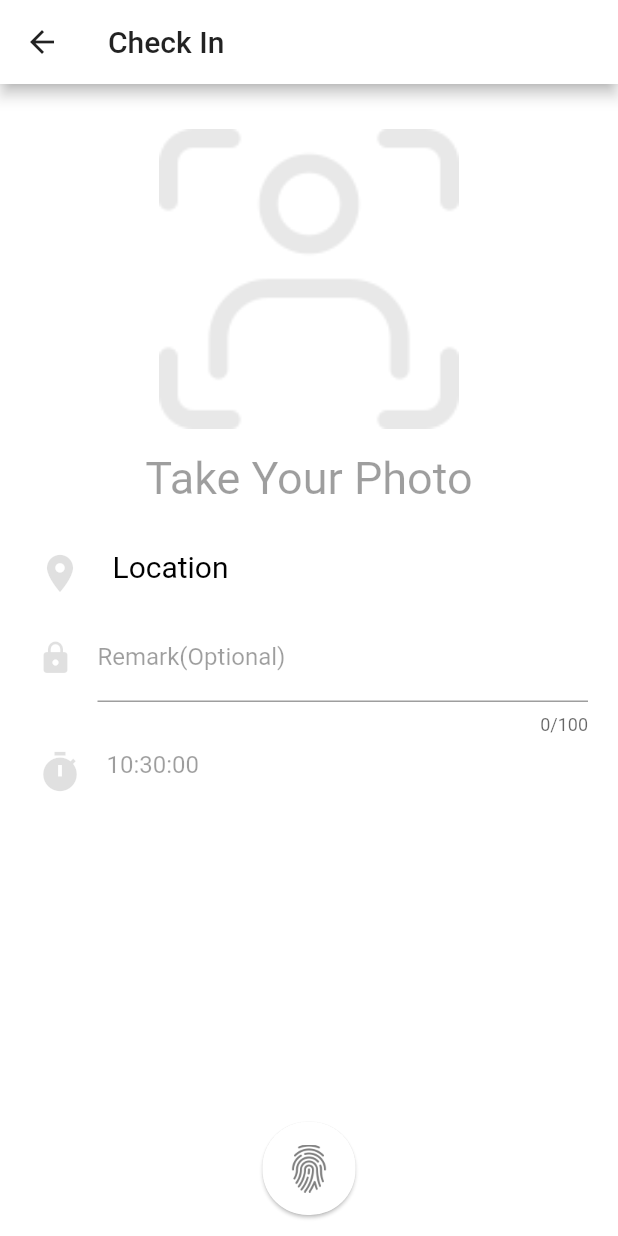
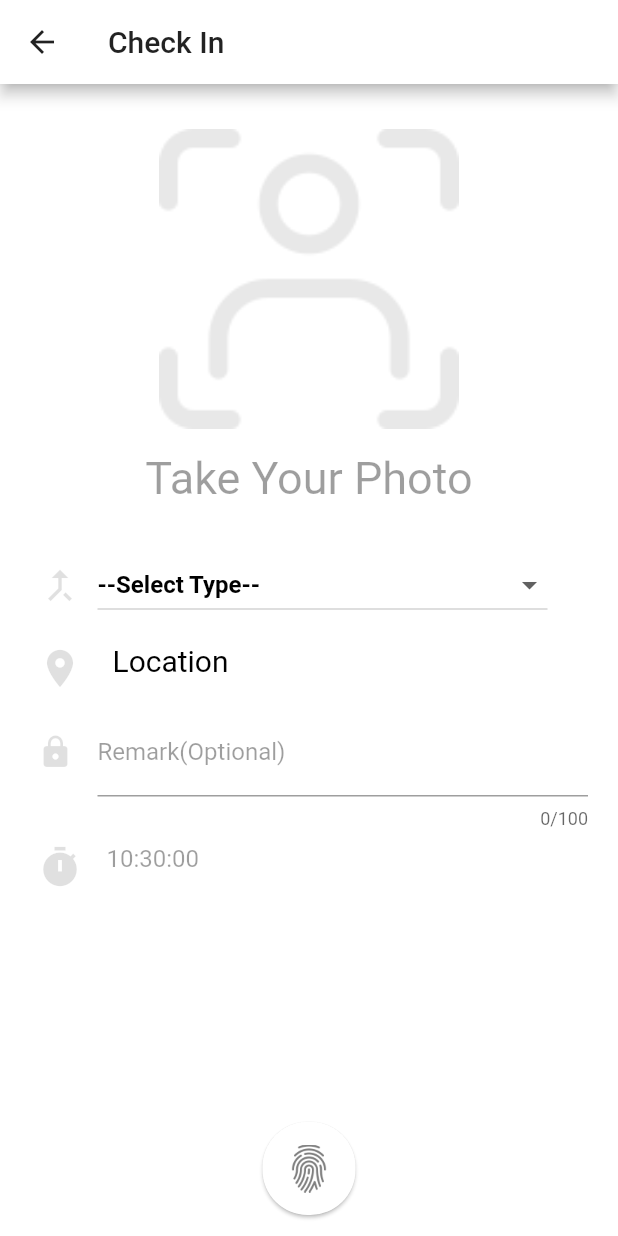
Before and after one commit to ziafadhilah/hrdmagenta, a Flutter app: the Checkin screen opened directly, on a phone screen of 412 x 824 dp. Run offline on Flutter 3.47's test engine with Material 2 defaults, Android fonts, the phone set to English and light mode, and no system bars; our stand-ins replace bottom_navy_bar, carousel_pro, firebase_messaging, flutter_local_notifications, flutter_svg, fluttertoast and 15 more; accounts and stored records are empty.

Commit message:
perubahan check in

```diff
--- a/lib/page/employee/checkin/checkin.dart
+++ b/lib/page/employee/checkin/checkin.dart
@@ -28,7 +28,7 @@ class _CheckinState extends State<Checkin> {
   String base64;
   Validasi validator=new Validasi();
   List typeList;
-  String _type;
+  String _type,_type_absent;
 
 
 
@@ -149,6 +149,64 @@ class _CheckinState extends State<Checkin> {
           ),
         ),
       ],
+    );
+  }
+
+  Widget _buildtypeabsen(){
+    return Container(
+      margin: EdgeInsets.only(left: 25,right: 20),
+      width: double.infinity,
+      padding: const EdgeInsets.all(0.0),
+      child: Row(
+        children: [
+          Container(
+            child: Icon(
+              Icons.merge_type,
+              color: Colors.black12,
+              size: 30,
+
+            ),
+          ),
+          Container(
+            width: 300,
+
+            margin: EdgeInsets.only(left: 10),
+            child: DropdownButton<String>(
+              isExpanded: true,
+
+              value: _type_absent,
+              //elevation: 5,
+              style: TextStyle(color: Colors.black),
+
+              items: <String>[
+
+                'Office',
+                'Event',
+                'Sick',
+                'Permission',
+              ].map<DropdownMenuItem<String>>((String value) {
+                return DropdownMenuItem<String>(
+                  value: value,
+
+                  child: Text(value),
+                );
+              }).toList(),
+              hint: Text(
+                "--Select Type--",
+                style: TextStyle(
+                    color: Colors.black,
+                    fontSize: 16,
+                    fontWeight: FontWeight.w600),
+              ),
+              onChanged: (String value) {
+                setState(() {
+                  _type_absent = value;
+                });
+              },
+            ),
+          ),
+        ],
+      ),
     );
   }
 
@@ -288,10 +346,9 @@ upload();
                 _buildText(),
                 SizedBox(height: 15,),
 
-
+                _buildtypeabsen(),
+                SizedBox(height: 15,),
                 _buildLocation(),
-                //SizedBox(height: 15,),
-                //_buildtypeabsence(),
                 SizedBox(height: 10,),
                 _buildremark(),
                 SizedBox(height: 10,),
@@ -389,62 +446,7 @@ Future upload() async{
       print(e);
     }
   }
-  Widget _buildtypeabsence() {
-    return Container(
-      margin: EdgeInsets.only(left: 30,right: 20),
 
-      width: double.infinity,
-      child: Column(
-        crossAxisAlignment: CrossAxisAlignment.start,
-
-        children: <Widget>[
-          Text(
-            'Absence Type',
-            style: TextStyle(
-                color: Colors.black87
-            ),
-          ),
-
-          Container(
-            width: double.infinity,
-            child: DropdownButtonHideUnderline(
-              child: ButtonTheme(
-                alignedDropdown: true,
-                child: DropdownButton<String>(
-                  value: _type,
-                  iconSize: 30,
-                  icon: (null),
-                  style: TextStyle(
-                    color: Colors.black54,
-                    fontSize: 16,
-                  ),
-                  hint: Text('Select Type',
-                    style: TextStyle(
-                      color: Colors.black38
-                    ),
-                  ),
-                  onChanged: (String newValue) {
-                    setState(() {
-                      _type = newValue;
-
-                      print(_type);
-                    });
-                  },
-                  items: typeList?.map((item) {
-                    return new DropdownMenuItem(
-                      child: new Text(item['name']),
-                      value: item['id'].toString(),
-                    );
-                  })?.toList() ??
-                      [],
-                ),
-              ),
-            ),
-          ),
-        ],
-      ),
-    );
-  }
 
 
 
```
